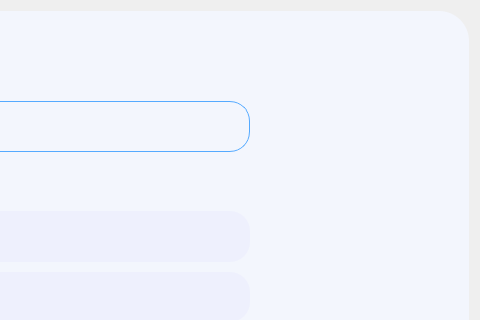
Before: the Qt Designer form task.ui in meokisama/ps-manager, drawn with Qt 5; both pictures show x 432 to 912 and y 0 to 320 of the 912 by 656 pixel window.
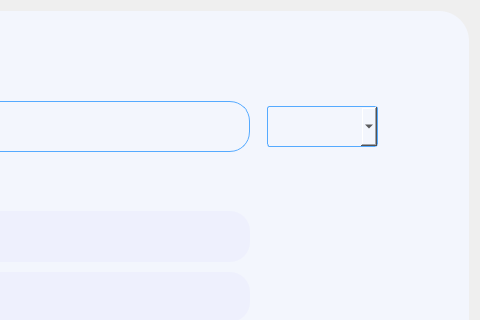
After: the same form once the commit is applied. Icons and pictures are not drawn.

What changed in the file:
```diff
--- a/task.ui
+++ b/task.ui
@@ -563,6 +563,31 @@
        </property>
       </widget>
      </widget>
+     <widget class="QComboBox" name="comboBox">
+      <property name="geometry">
+       <rect>
+        <x>688</x>
+        <y>95</y>
+        <width>111</width>
+        <height>41</height>
+       </rect>
+      </property>
+      <property name="font">
+       <font>
+        <family>Montserrat</family>
+        <pointsize>12</pointsize>
+       </font>
+      </property>
+      <property name="styleSheet">
+       <string notr="true">QComboBox {
+    border: 1px solid gray;
+    border-radius: 3px;
+    padding: 1px 18px 1px 3px;
+    border: 1px solid rgb(85, 170, 255);
+	background: rgb(243, 246, 253);
+}</string>
+      </property>
+     </widget>
     </widget>
    </item>
   </layout>
```
